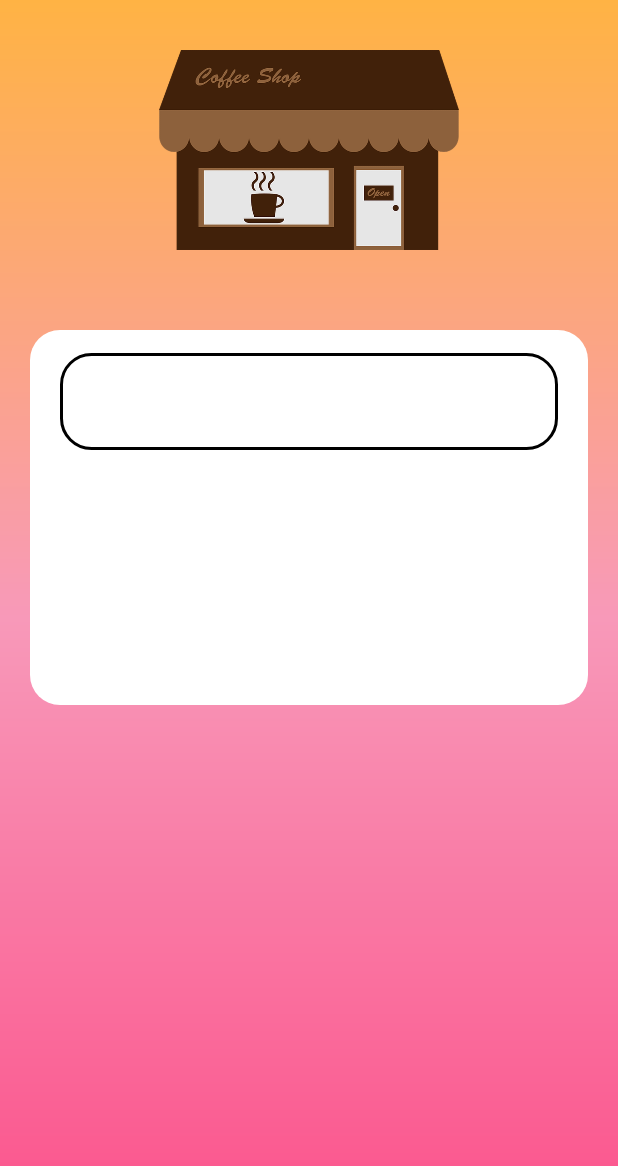
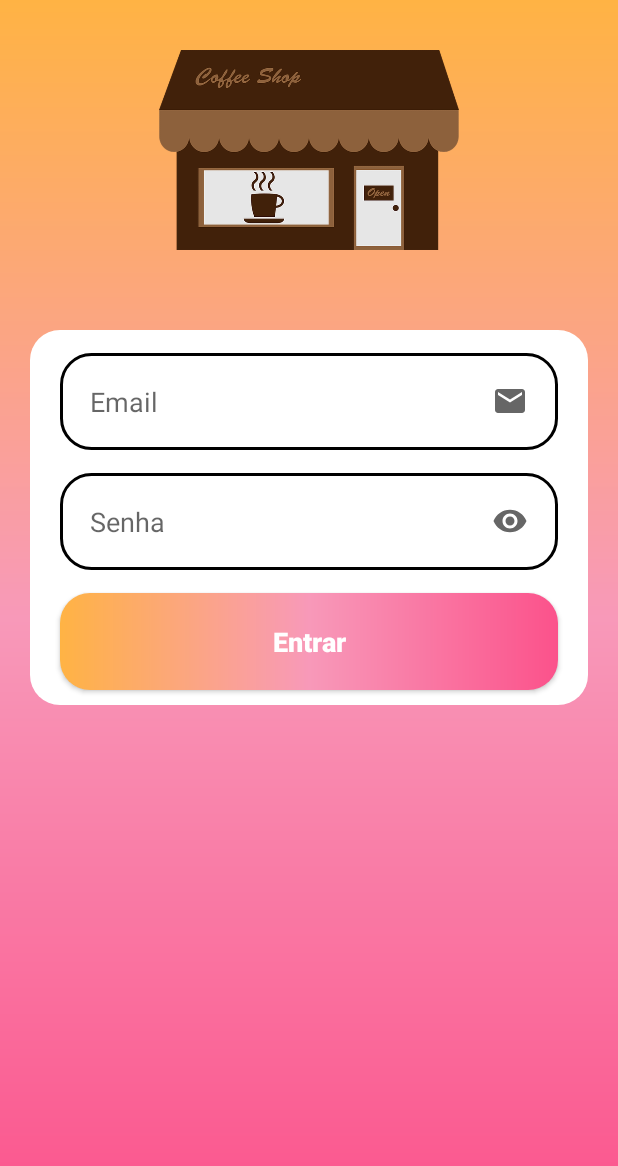
Before and after one commit to Ana204/Login, an Android app: the screen it shows after launch (MainActivity), on a phone screen of 412 x 824 dp. Shown: the top 1166 px of the screen. Run offline under Robolectric (Android 15) with nearby library versions, the phone set to English and light mode, and no system bars.

Commit message:
button entrar

```diff
--- /dev/null
+++ b/app/src/main/res/drawable/button.xml
@@ -0,0 +1,11 @@
+<?xml version="1.0" encoding="utf-8"?>
+<shape xmlns:android="http://schemas.android.com/apk/res/android">
+
+    <corners android:radius="20dp"/>
+    <gradient
+        android:startColor="@color/pink"
+        android:centerColor="@color/pink_light"
+        android:endColor="@color/orange"
+        android:angle="180"
+        />
+</shape>
--- /dev/null
+++ b/app/src/main/res/drawable/ic_email.xml
@@ -0,0 +1,10 @@
+<vector xmlns:android="http://schemas.android.com/apk/res/android"
+    android:width="24dp"
+    android:height="24dp"
+    android:viewportWidth="24"
+    android:viewportHeight="24"
+    android:tint="?attr/colorControlNormal">
+  <path
+      android:fillColor="@android:color/white"
+      android:pathData="M20,4L4,4c-1.1,0 -1.99,0.9 -1.99,2L2,18c0,1.1 0.9,2 2,2h16c1.1,0 2,-0.9 2,-2L22,6c0,-1.1 -0.9,-2 -2,-2zM20,8l-8,5 -8,-5L4,6l8,5 8,-5v2z"/>
+</vector>
--- /dev/null
+++ b/app/src/main/res/drawable/ic_eye.xml
@@ -0,0 +1,10 @@
+<vector xmlns:android="http://schemas.android.com/apk/res/android"
+    android:width="24dp"
+    android:height="24dp"
+    android:viewportWidth="24"
+    android:viewportHeight="24"
+    android:tint="?attr/colorControlNormal">
+  <path
+      android:fillColor="@android:color/white"
+      android:pathData="M12,4.5C7,4.5 2.73,7.61 1,12c1.73,4.39 6,7.5 11,7.5s9.27,-3.11 11,-7.5c-1.73,-4.39 -6,-7.5 -11,-7.5zM12,17c-2.76,0 -5,-2.24 -5,-5s2.24,-5 5,-5 5,2.24 5,5 -2.24,5 -5,5zM12,9c-1.66,0 -3,1.34 -3,3s1.34,3 3,3 3,-1.34 3,-3 -1.34,-3 -3,-3z"/>
+</vector>
--- a/app/src/main/res/layout/activity_main.xml
+++ b/app/src/main/res/layout/activity_main.xml
@@ -26,10 +26,32 @@
         />
 
     <EditText
+        android:id="@+id/edit_email"
         style="@style/Edit_text"
+        android:hint="@string/email"
+        android:drawableEnd="@drawable/ic_email"
         app:layout_constraintStart_toStartOf="@+id/containerComponents"
         app:layout_constraintEnd_toEndOf="@+id/containerComponents"
         app:layout_constraintTop_toTopOf="@id/containerComponents"
         />
 
+    <EditText
+        android:id="@+id/edit_password"
+        style="@style/Edit_text"
+        android:hint="@string/senha"
+        android:drawableEnd="@drawable/ic_eye"
+        app:layout_constraintStart_toStartOf="@+id/containerComponents"
+        app:layout_constraintEnd_toEndOf="@+id/containerComponents"
+        app:layout_constraintTop_toBottomOf="@id/edit_email"
+        />
+
+    <androidx.appcompat.widget.AppCompatButton
+        android:id="@+id/btn_entrar"
+        style="@style/Button"
+        android:text="@string/entrar"
+        app:layout_constraintStart_toStartOf="parent"
+        app:layout_constraintEnd_toEndOf="parent"
+        app:layout_constraintTop_toBottomOf="@id/edit_password"
+       />
+
 </androidx.constraintlayout.widget.ConstraintLayout>
--- a/app/src/main/res/values/strings.xml
+++ b/app/src/main/res/values/strings.xml
@@ -1,3 +1,6 @@
 <resources>
     <string name="app_name">Login</string>
+    <string name="entrar">Entrar</string>
+    <string name="senha">Senha</string>
+    <string name="email">Email</string>
 </resources>
--- a/app/src/main/res/values/styles.xml
+++ b/app/src/main/res/values/styles.xml
@@ -17,4 +17,18 @@
         <item name="android:layout_marginRight">40dp</item>
         <item name="android:layout_marginTop">15dp</item>
     </style>
+
+    <style name="Button">
+        <item name="android:layout_width">match_parent</item>
+        <item name="android:layout_height">wrap_content</item>
+        <item name="android:layout_marginLeft">40dp</item>
+        <item name="android:layout_marginRight">40dp</item>
+        <item name="android:layout_marginTop">15dp</item>
+        <item name="android:background">@drawable/button</item>
+        <item name="android:padding">20dp</item>
+        <item name="android:textColor">@color/white</item>
+        <item name="android:textSize">18sp</item>
+        <item name="android:textStyle">bold</item>
+        <item name="textAllCaps">false</item>
+    </style>
 </resources>
```
